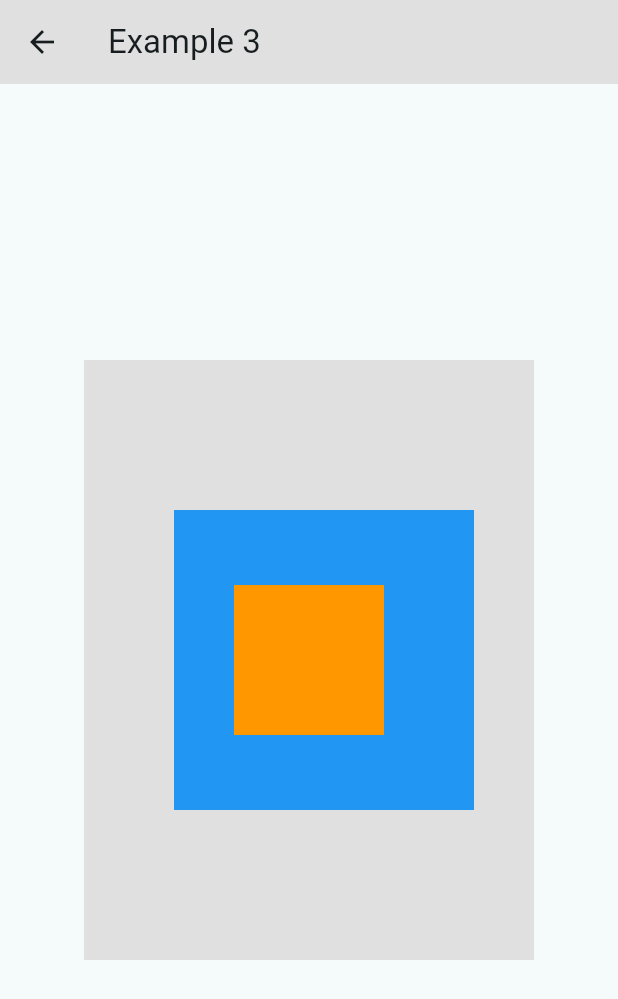
After one commit to VaibhavVadle/flutter_playground, a Flutter app: the screen it shows after launch, after a tap on "Example 3", on a phone screen of 412 x 824 dp. The commit adds this screen. Shown: the top 999 px of the screen. Run offline on Flutter 3.47's test engine with Material 3 defaults, Android fonts, the phone set to English and light mode, and no system bars; network calls fail.

Commit message:
Added save and restore canvas

```diff
--- /dev/null
+++ b/lib/examples/example_three.dart
@@ -0,0 +1,55 @@
+import 'dart:typed_data';
+
+import 'package:flutter/material.dart';
+import 'dart:ui' as ui;
+
+class ExampleThree extends StatelessWidget {
+  const ExampleThree({
+    super.key,
+    required this.title,
+  });
+
+  final String title;
+
+  @override
+  Widget build(BuildContext context) {
+    return Scaffold(
+      appBar: AppBar(
+        title: Text(title),
+      ),
+      body: Center(
+        child: Container(
+          color: Colors.grey.shade300,
+          child: CustomPaint(
+            painter: MasterPainter(),
+            size: Size(300, 400),
+          ),
+        ),
+      ),
+    );
+  }
+}
+
+class MasterPainter extends CustomPainter {
+  @override
+  void paint(Canvas canvas, Size size) {
+    canvas.save();
+    canvas.translate(10, 0);
+    canvas.drawRect(
+        Rect.fromCenter(
+            center: Offset(size.width / 2, size.height / 2),
+            width: 200,
+            height: 200),
+        Paint()..color = Colors.blue);
+    canvas.restore();
+    canvas.drawRect(
+        Rect.fromCenter(
+            center: Offset(size.width / 2, size.height / 2),
+            width: 100,
+            height: 100),
+        Paint()..color = Colors.orange);
+  }
+
+  @override
+  bool shouldRepaint(covariant CustomPainter oldDelegate) => false;
+}
--- a/lib/home_screen.dart
+++ b/lib/home_screen.dart
@@ -1,5 +1,6 @@
 import 'package:flutter/material.dart';
 import 'package:flutter_playground/examples/example_one.dart';
+import 'package:flutter_playground/examples/example_three.dart';
 import 'package:flutter_playground/examples/example_two.dart';
 
 class HomeScreen extends StatelessWidget {
@@ -40,6 +41,17 @@ class HomeScreen extends StatelessWidget {
                 },
                 child: Text("Example 2"),
               ),
+              ElevatedButton(
+                onPressed: () {
+                  Navigator.push(
+                    context,
+                    MaterialPageRoute(
+                      builder: (context) => ExampleThree(title: "Example 3"),
+                    ),
+                  );
+                },
+                child: Text("Example 3"),
+              ),
             ],
           ),
         ),
```
Also changed, not shown: lib/examples/example_two.dart (+45 -40 lines).
